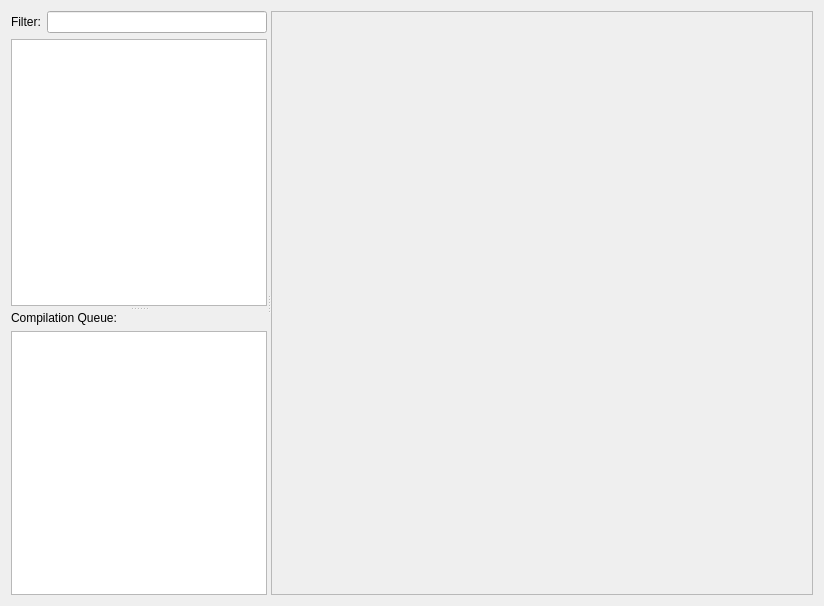
Above: src/ui/scriptmanagertab.ui from Open-CK/OpenCK before the change. Below: the same form after it.
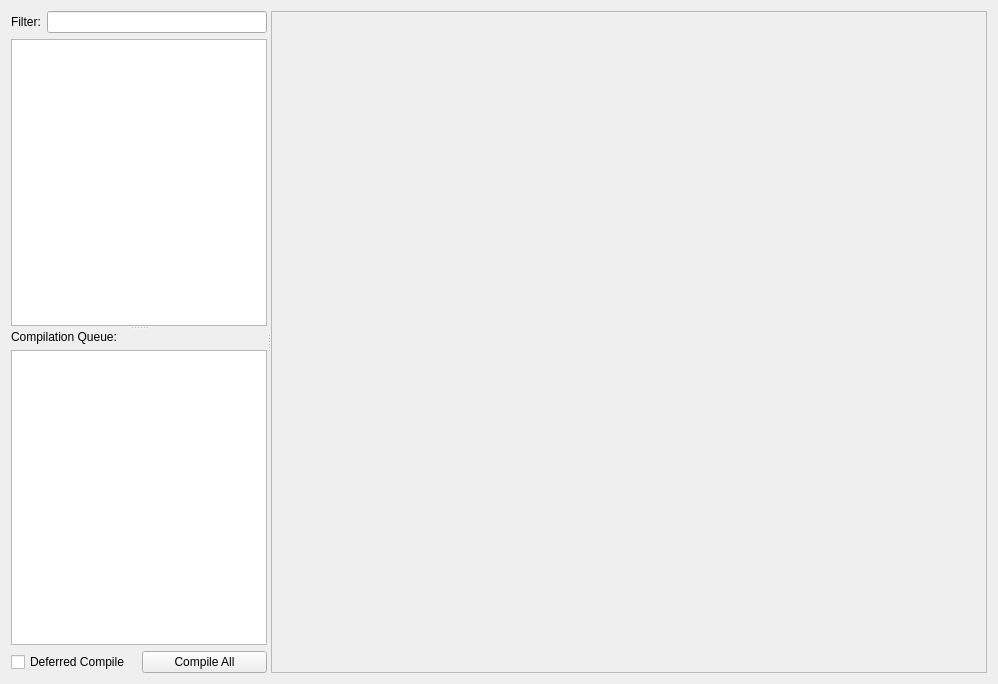
That is the form after the change. Custom widgets are drawn as their Qt base class.

```diff
--- a/src/ui/scriptmanagertab.ui
+++ b/src/ui/scriptmanagertab.ui
@@ -6,49 +6,31 @@
    <rect>
     <x>0</x>
     <y>0</y>
-    <width>824</width>
-    <height>606</height>
+    <width>998</width>
+    <height>684</height>
    </rect>
   </property>
   <property name="windowTitle">
    <string>Form</string>
   </property>
-  <layout class="QHBoxLayout" name="horizontalLayout">
+  <layout class="QHBoxLayout" name="horizontalLayout_2">
    <item>
-    <widget class="QSplitter" name="splitter_1">
+    <widget class="QSplitter" name="splitter_2">
      <property name="orientation">
       <enum>Qt::Horizontal</enum>
      </property>
-     <widget class="QSplitter" name="splitter_2">
-      <property name="sizePolicy">
-       <sizepolicy hsizetype="Preferred" vsizetype="Preferred">
-        <horstretch>0</horstretch>
-        <verstretch>0</verstretch>
-       </sizepolicy>
-      </property>
+     <widget class="QSplitter" name="splitter">
       <property name="styleSheet">
        <string notr="true">QSplitter[orientation=&quot;2&quot;]::handle {
-	border: 1px dashed black;
-	margin: 1px 50px;	
+	border: 2px dashed black;
+	margin: 1px 50px;
 	min-height: 10px;
 	max-height: 10px;
 }</string>
       </property>
-      <property name="frameShape">
-       <enum>QFrame::NoFrame</enum>
-      </property>
       <property name="orientation">
        <enum>Qt::Vertical</enum>
       </property>
-      <property name="opaqueResize">
-       <bool>true</bool>
-      </property>
-      <property name="handleWidth">
-       <number>5</number>
-      </property>
-      <property name="childrenCollapsible">
-       <bool>false</bool>
-      </property>
       <widget class="QWidget" name="layoutWidget_3">
        <layout class="QVBoxLayout" name="verticalLayout_1" stretch="0,0">
         <property name="spacing">
@@ -107,18 +89,21 @@
           <property name="itemsExpandable">
            <bool>false</bool>
           </property>
+          <property name="headerHidden">
+           <bool>false</bool>
+          </property>
           <property name="expandsOnDoubleClick">
            <bool>false</bool>
           </property>
           <attribute name="headerVisible">
-           <bool>false</bool>
+           <bool>true</bool>
           </attribute>
          </widget>
         </item>
        </layout>
       </widget>
-      <widget class="QWidget" name="layoutWidget_4">
-       <layout class="QVBoxLayout" name="verticalLayout_2">
+      <widget class="QWidget" name="layoutWidget">
+       <layout class="QVBoxLayout" name="verticalLayout">
         <item>
          <widget class="QLabel" name="labelScriptCompilation">
           <property name="sizePolicy">
@@ -135,7 +120,7 @@
         <item>
          <widget class="ScriptCompileTreeView" name="treeViewScriptsCompile">
           <property name="sizePolicy">
-           <sizepolicy hsizetype="Minimum" vsizetype="Preferred">
+           <sizepolicy hsizetype="Minimum" vsizetype="Expanding">
             <horstretch>0</horstretch>
             <verstretch>0</verstretch>
            </sizepolicy>
@@ -143,8 +128,47 @@
           <property name="frameShape">
            <enum>QFrame::StyledPanel</enum>
           </property>
+          <property name="rootIsDecorated">
+           <bool>false</bool>
+          </property>
+          <property name="itemsExpandable">
+           <bool>false</bool>
+          </property>
+          <property name="headerHidden">
+           <bool>false</bool>
+          </property>
+          <property name="expandsOnDoubleClick">
+           <bool>false</bool>
+          </property>
+          <attribute name="headerVisible">
+           <bool>true</bool>
+          </attribute>
          </widget>
         </item>
+        <item>
+         <layout class="QHBoxLayout" name="horizontalLayout">
+          <item>
+           <widget class="QCheckBox" name="checkBoxDeferredCompilation">
+            <property name="sizePolicy">
+             <sizepolicy hsizetype="Minimum" vsizetype="Fixed">
+              <horstretch>0</horstretch>
+              <verstretch>0</verstretch>
+             </sizepolicy>
+            </property>
+            <property name="text">
+             <string>Deferred Compile</string>
+            </property>
+           </widget>
+          </item>
+          <item>
+           <widget class="QPushButton" name="pushButtonCompile">
+            <property name="text">
+             <string>Compile All</string>
+            </property>
+           </widget>
+          </item>
+         </layout>
+        </item>
        </layout>
       </widget>
      </widget>
@@ -158,6 +182,9 @@
         <verstretch>0</verstretch>
        </sizepolicy>
       </property>
+      <property name="styleSheet">
+       <string notr="true"/>
+      </property>
      </widget>
     </widget>
    </item>
```
